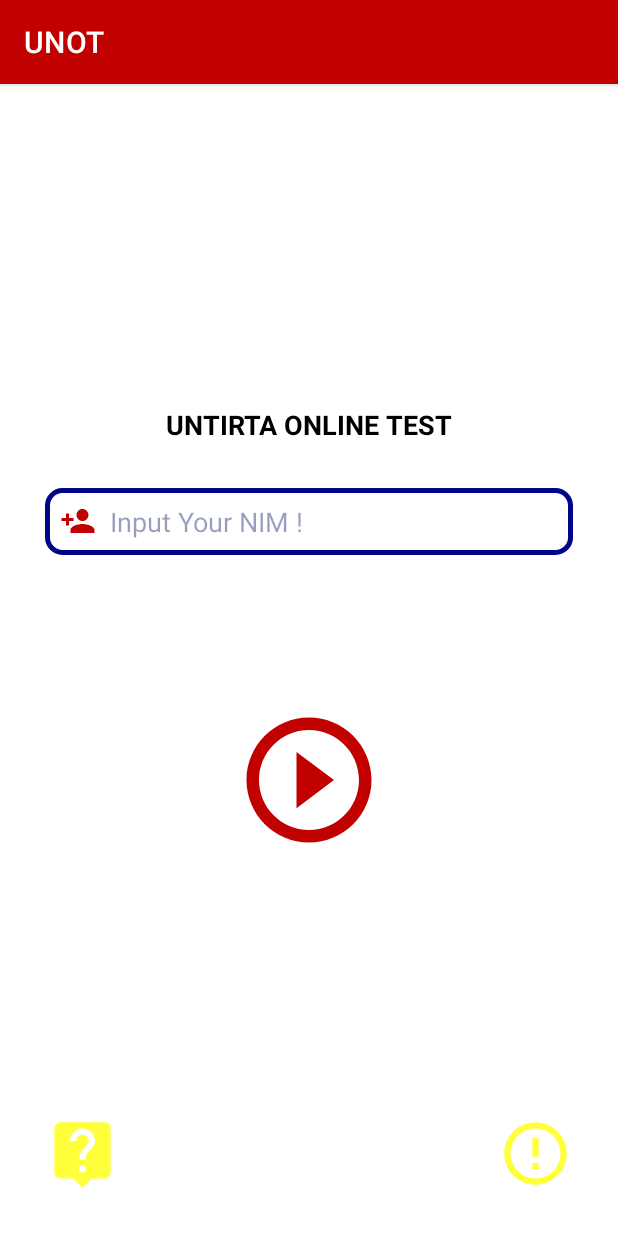
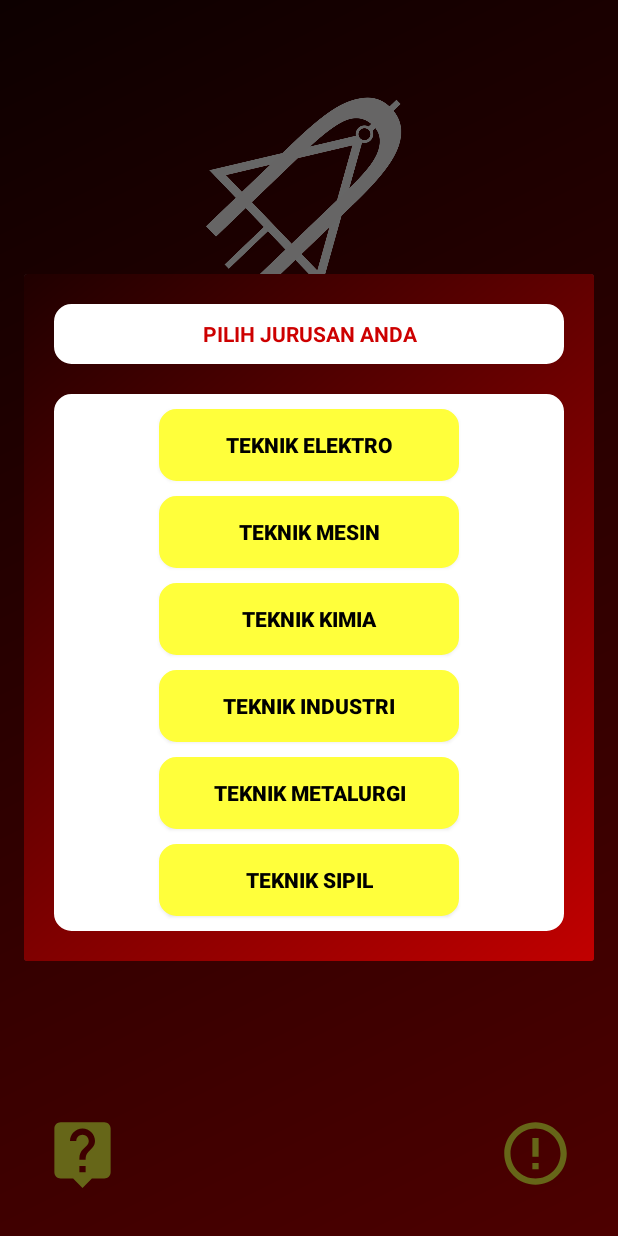
Before and after one commit to kuro-kazuto/UNOT, an Android app: the StartQuiz screen opened directly, with no data from a screen before it, after a tap on an icon or button, on a phone screen of 412 x 824 dp. Run offline under Robolectric (Android 15) with nearby library versions, the phone set to English and light mode, and no system bars; our stand-ins replace Firebase (no records; nobody signed in at launch, a user with empty details on screens opened directly).

Commit message:
10/10/21 - ganti letak dialog di class StartQuiz
*Trouble : gagal memindahkan string ke beda class

```diff
--- a/app/src/main/java/com/untirta/unot/AdminActivity.java
+++ b/app/src/main/java/com/untirta/unot/StartQuiz.java
@@ -3,6 +3,7 @@ package com.untirta.unot;
 import androidx.annotation.NonNull;
 import androidx.appcompat.app.AppCompatActivity;
 
+import android.app.Dialog;
 import android.content.Intent;
 import android.content.pm.ActivityInfo;
 import android.os.Bundle;
@@ -20,12 +21,10 @@ import com.google.firebase.database.DatabaseReference;
 import com.google.firebase.database.FirebaseDatabase;
 import com.google.firebase.database.ValueEventListener;
 
-public class AdminActivity extends AppCompatActivity {
+public class StartQuiz extends AppCompatActivity {
     TextView tvdepartment;
 
-    Button btnstart;
-    ImageButton btnAbout;
-    ImageButton btnHelp;
+    ImageButton btnAbout, btnstart, btnHelp;
     EditText editText;
     DatabaseReference databaseReference = FirebaseDatabase.getInstance().getReference().child("NIM");
     DatabaseReference dbAdmin = FirebaseDatabase.getInstance().getReference().child("AdminAktifasi");
@@ -33,10 +32,8 @@ public class AdminActivity extends AppCompatActivity {
     @Override
     protected void onCreate(Bundle savedInstanceState) {
         super.onCreate(savedInstanceState);
-        setContentView(R.layout.activity_main);
+        setContentView(R.layout.activity_startquiz);
         setRequestedOrientation(ActivityInfo.SCREEN_ORIENTATION_PORTRAIT);
-
-
 
         btnstart = findViewById(R.id.btnstart);
         btnAbout = findViewById(R.id.about);
@@ -51,7 +48,7 @@ public class AdminActivity extends AppCompatActivity {
         btnAbout.setOnClickListener(new View.OnClickListener() {
             @Override
             public void onClick(View v) {
-                Intent about = new Intent(AdminActivity.this, Help.class);
+                Intent about = new Intent(StartQuiz.this, Help.class);
                 startActivity(about);
             }
         });
@@ -59,24 +56,72 @@ public class AdminActivity extends AppCompatActivity {
         btnHelp.setOnClickListener(new View.OnClickListener() {
             @Override
             public void onClick(View v) {
-                Intent help = new Intent(AdminActivity.this, Help.class);
+                Intent help = new Intent(StartQuiz.this, Help.class);
                 startActivity(help);
             }
         });
 
         btnstart.setOnClickListener(new View.OnClickListener() {
             @Override
-            public void onClick(View view) {
+            public void onClick(View v) {
+                Dialog dialog = new Dialog(StartQuiz.this);
+
+                //Memasang Title / Judul pada Custom Dialog
+                dialog.setTitle("Reading Text");
+
+                //Memasang Desain Layout untuk Custom Dialog
+                dialog.setContentView(R.layout.dialog_jurusan);
+
+                Button JTE = dialog.findViewById(R.id.TE);
+                Button JTM = dialog.findViewById(R.id.TM);
+                Button JTS = dialog.findViewById(R.id.TS);
+                Button JTK = dialog.findViewById(R.id.TK);
+                Button JTMET = dialog.findViewById(R.id.TMetal);
+                Button JTI = dialog.findViewById(R.id.TI);
+
+                JTE.setOnClickListener(v1-> {
+                    dialog.dismiss();
+                    String jurusan = "Teknik Elektro";
+                    goTo();
+                });
+                JTM.setOnClickListener(v2 -> {
+                    dialog.dismiss();
+                    String jurusan = "Teknik Mesin";
+                    goTo();
+                });
+                JTS.setOnClickListener(v3 -> {
+                    dialog.dismiss();
+                    String jurusan = "Teknik Sipil";
+                    goTo();
+                });
+                JTK.setOnClickListener(v4 -> {
+                    dialog.dismiss();
+                    String jurusan = "Teknik Kimia";
+                    goTo();
+                });
+                JTMET.setOnClickListener(v5 -> {
+                    dialog.dismiss();
+                    String jurusan = "Teknik Metalurgi";
+                    goTo();
+                });
+                JTI.setOnClickListener(v6 -> {
+                    dialog.dismiss();
+                    String jurusan = "Teknik Industri";
+                    goTo();
+                });
+
+
+
+                dialog.show();
+            }
+
+            private void goTo() {
                 String NIM = editText.getText().toString();
-
                 if(NIM.length()==10){
                     AddNIM();
                 }else {
-                    Toast.makeText(AdminActivity.this, "NIM Must Be 10 Digit", Toast.LENGTH_SHORT).show();
+                    Toast.makeText(StartQuiz.this, "NIM Must Be 10 Digit", Toast.LENGTH_SHORT).show();
                 }
-
-
-
             }
         });
 
@@ -91,10 +136,11 @@ public class AdminActivity extends AppCompatActivity {
     private void AddNIM(){
         String name = editText.getText().toString();
         String pilihan = tvdepartment.getText().toString();
-        Intent intent = new Intent(AdminActivity.this, Listening_direction.class);
+        Intent intent = new Intent(StartQuiz.this, Listening_direction.class);
         intent.putExtra("pilihan", pilihan);
         intent.putExtra("name", name);
-        Intent intent1 = new Intent(AdminActivity.this, Blank404.class);
+        Intent intent1 = new Intent(StartQuiz.this, Blank404.class);
+       // intent.putExtra("pilihan", jurusan);
 
 
         if(!TextUtils.isEmpty(name)){
@@ -108,7 +154,7 @@ public class AdminActivity extends AppCompatActivity {
                         NIM value = snapshot.child(name).getValue(NIM.class);
 
                         if (value.getNIM().equals(name)) {
-                            Toast.makeText(AdminActivity.this, "NIM Alredy Exist", Toast.LENGTH_SHORT).show();
+                            Toast.makeText(StartQuiz.this, "NIM Alredy Exist", Toast.LENGTH_SHORT).show();
                         }
                     }else {
                         dbAdmin.addListenerForSingleValueEvent(new ValueEventListener() {
--- a/app/src/main/res/drawable/ico_start.xml
+++ b/app/src/main/res/drawable/ico_start.xml
@@ -3,7 +3,7 @@
     android:height="100dp"
     android:viewportWidth="24"
     android:viewportHeight="24"
-    android:tint="@color/Blue_default">
+    android:tint="#FFFF3B">
   <path
       android:fillColor="@android:color/white"
       android:pathData="M10,16.5l6,-4.5 -6,-4.5v9zM12,2C6.48,2 2,6.48 2,12s4.48,10 10,10 10,-4.48 10,-10S17.52,2 12,2zM12,20c-4.41,0 -8,-3.59 -8,-8s3.59,-8 8,-8 8,3.59 8,8 -3.59,8 -8,8z"/>
--- a/app/src/main/res/layout/activity_datadiri.xml
+++ b/app/src/main/res/layout/activity_datadiri.xml
@@ -25,7 +25,7 @@
             android:id="@+id/jurusan"
             android:layout_width="match_parent"
             android:layout_height="100dp"
-            android:text="Lengkapi Data Diri Anda"
+            android:text="Ambil Foto Wajah Anda "
             android:textSize="25dp"
             android:textColor="@color/black"
             android:textStyle="bold"
@@ -35,10 +35,10 @@
 
 
         <Button
-            android:id="@+id/dialogjurusan"
+            android:id="@+id/tombol_sementara"
             android:layout_width="match_parent"
             android:layout_height="wrap_content"
-            android:text="Pilih Jurusan Anda"
+            android:text="Next aja"
             android:textColor="#000000"
             android:textStyle="bold"
             android:background="@drawable/rounded_login"
--- a/app/src/main/res/layout/activity_main.xml
+++ b/app/src/main/res/layout/activity_startquiz.xml
@@ -5,8 +5,8 @@
     xmlns:tools="http://schemas.android.com/tools"
     android:layout_width="match_parent"
     android:layout_height="match_parent"
-    tools:context=".DataDiri"
-    >
+    tools:context=".StartQuiz"
+    android:background="@drawable/third_gradient">
 
   <TextView
       android:id="@+id/pilihan"
@@ -39,30 +39,45 @@
       android:layout_width="326dp"
       android:layout_height="183dp"
       android:layout_marginStart="48dp"
-      android:layout_marginTop="56dp"
+      android:layout_marginTop="30dp"
       android:layout_marginEnd="48dp"
       android:gravity="center"
       android:orientation="vertical"
-
+      android:src="@mipmap/logo"
       app:layout_constraintEnd_toEndOf="parent"
       app:layout_constraintStart_toStartOf="parent"
-      app:layout_constraintTop_toTopOf="parent"
-       />
+      app:layout_constraintTop_toTopOf="parent" />
 
   <TextView
-      android:id="@+id/textlogotoefl"
+      android:id="@+id/textlogo"
       android:layout_width="wrap_content"
       android:layout_height="wrap_content"
       android:layout_marginStart="30dp"
+      android:layout_marginTop="10dp"
       android:layout_marginEnd="30dp"
-      android:layout_marginBottom="30dp"
-      android:text="UNTIRTA ONLINE TEST"
-      android:textColor="@color/black"
+      android:text="APAKAH ANDA SUDAH SIAP ?"
+      android:textColor="@color/white"
       android:textSize="18sp"
       android:textStyle="bold"
-      app:layout_constraintBottom_toTopOf="@+id/edit"
       app:layout_constraintEnd_toEndOf="parent"
-      app:layout_constraintStart_toStartOf="parent" />
+      app:layout_constraintStart_toStartOf="parent"
+      app:layout_constraintTop_toBottomOf="@+id/net" />
+
+  <TextView
+      android:id="@+id/textlogo1"
+      android:layout_width="wrap_content"
+      android:layout_height="wrap_content"
+      android:layout_marginStart="30dp"
+      android:layout_marginTop="5dp"
+      android:layout_marginEnd="30dp"
+      android:text="SILAHKAN ISI DATA ANDA"
+      android:textColor="@color/white"
+      android:textSize="18sp"
+      android:textStyle="bold"
+      app:layout_constraintEnd_toEndOf="parent"
+      app:layout_constraintHorizontal_bias="0.527"
+      app:layout_constraintStart_toStartOf="parent"
+      app:layout_constraintTop_toBottomOf="@+id/textlogo" />
 
   <EditText
       android:id="@+id/edit"
@@ -72,34 +87,21 @@
       android:layout_marginStart="30dp"
       android:layout_marginTop="30dp"
       android:layout_marginEnd="30dp"
-      android:background="@drawable/rounded"
+      android:background="@drawable/rounded_white"
       android:drawableStart="@drawable/ic_username"
       android:hint="  Input Your NIM !"
+      android:inputType="number"
       android:padding="10dp"
-      android:inputType="number"
       android:paddingTop="@dimen/fab_margin"
       android:textColor="#000000"
       android:textColorHint="#68001064"
       app:layout_constraintEnd_toEndOf="parent"
       app:layout_constraintHorizontal_bias="0.0"
       app:layout_constraintStart_toStartOf="parent"
-      app:layout_constraintTop_toBottomOf="@+id/imgLogo"
+      app:layout_constraintTop_toBottomOf="@+id/textlogo1"
       tools:ignore="Autofill,HardcodedText" />
 
-  <ImageView
-      android:id="@+id/net_big"
-      android:layout_width="550dp"
-      android:layout_height="399dp"
-      android:layout_marginTop="400dp"
-      android:gravity="center"
-      android:orientation="vertical"
-
-      app:layout_constraintEnd_toEndOf="parent"
-      app:layout_constraintStart_toStartOf="parent"
-      app:layout_constraintTop_toTopOf="parent"
-      />
-
-  <Button
+  <ImageButton
       android:id="@+id/btnstart"
       android:layout_width="wrap_content"
       android:layout_height="wrap_content"
```
Also changed, not shown: app/src/main/AndroidManifest.xml (+6 -3 lines), app/src/main/java/com/untirta/unot/DataDiri.java (+5 -71 lines).
